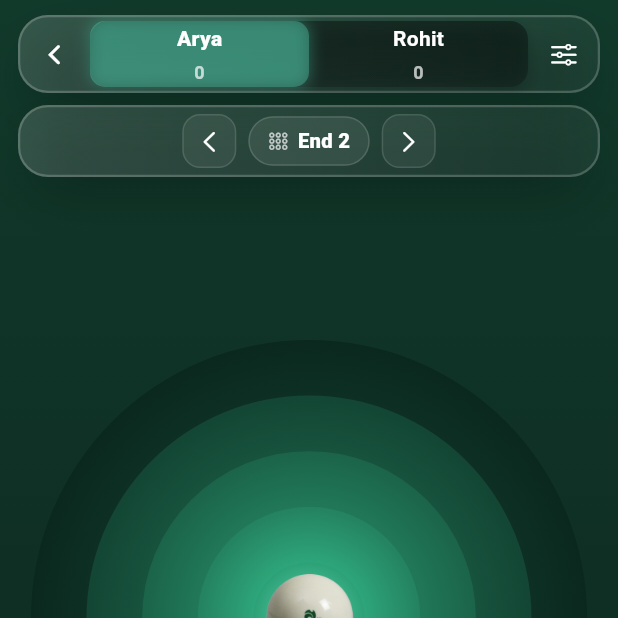
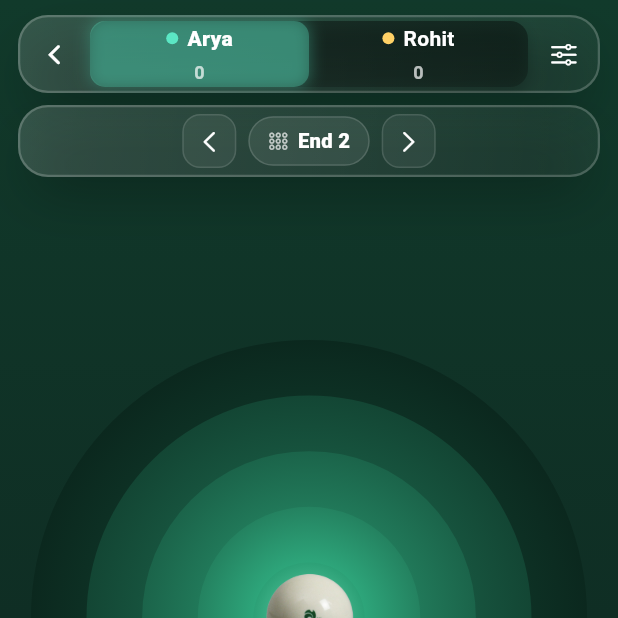
Before and after one commit to RohitGhosh07/scoringmatlength, a Flutter app: the screen it shows after launch, after a tap on an icon or button, on a phone screen of 412 x 824 dp, the top half of it. Run offline on Flutter 3.47's test engine with Material 3 defaults, Android fonts, the phone set to English and light mode, and no system bars; our stand-ins replace flutter_animate, flutter_riverpod.

Commit message:
Enhance player toggle UI by adding color indicators for player dots

```diff
--- a/lib/screens/scoringscreen.dart
+++ b/lib/screens/scoringscreen.dart
@@ -949,6 +949,18 @@ class _PlayerToggle extends StatelessWidget {
                 child: Column(
                   mainAxisAlignment: MainAxisAlignment.center,
                   children: [
+                    Row(
+                      mainAxisAlignment: MainAxisAlignment.center,
+                      children: [
+                        Container(
+                          width: 8,
+                          height: 8,
+                          decoration: BoxDecoration(
+                            color: p.color,
+                            shape: BoxShape.circle,
+                          ),
+                        ),
+                        const SizedBox(width: 6),
                         Text(
                           p.name,
                           style: TextStyle(
@@ -958,6 +970,8 @@ class _PlayerToggle extends StatelessWidget {
                                 : FontWeight.w600,
                             letterSpacing: 0.2,
                           ),
+                        ),
+                      ],
                     ),
                     const SizedBox(height: 4),
                     Text(
```
Lines whose indentation alone changed are shown as unchanged.
